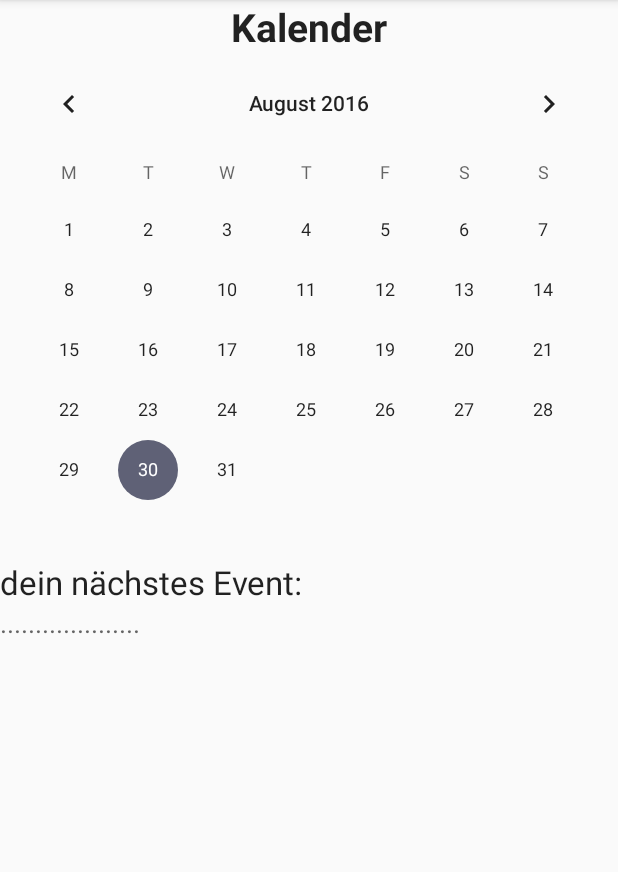
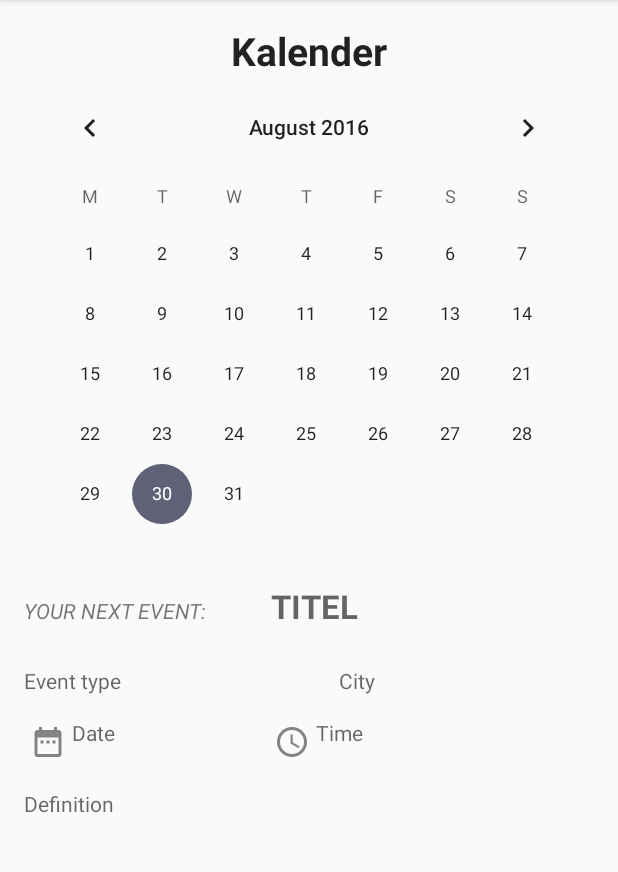
Before and after one commit to KristineWolf/Eventastic, an Android app: the Calendar screen opened directly, with no data from a screen before it, on a phone screen of 412 x 824 dp, the part 84-956 px from its top. Run offline under Robolectric (Android 15) with nearby library versions, the phone set to English and light mode, and no system bars.

Commit message:
- Layout finde ich gut! Können die rotorange Farbe auch in anderen Activies verwenden, damit das stimmig ist - habe bei Date und Time zwei kleine Symbole hinzugefügt. Muss noch richtig positioniert werden. - mir ist aufgefallen, dass in der ersten Zeile eines Events (City und Type) die zwei TextViews nicht gleich groß sind, das linke ist breiter. Konnte aber den Fehler auf die schnelle nicht finden.

```diff
--- a/app/src/main/res/layout/activity_all_informations_of_aparticipating_event.xml
+++ b/app/src/main/res/layout/activity_all_informations_of_aparticipating_event.xml
@@ -55,6 +55,7 @@
             android:layout_width="wrap_content"
             android:layout_height="wrap_content"
             android:hint="Date"
+            android:drawableLeft="@drawable/date"
             android:id="@+id/information_of_participating_event_date"
             android:layout_weight="0.4"/>
 
@@ -62,6 +63,7 @@
             android:layout_width="wrap_content"
             android:layout_height="wrap_content"
             android:hint="Time"
+            android:drawableLeft="@drawable/time"
             android:id="@+id/information_of_participating_event_time"
             android:layout_weight="0.6"/>
     </LinearLayout>
--- a/app/src/main/res/layout/activity_calendar.xml
+++ b/app/src/main/res/layout/activity_calendar.xml
@@ -1,6 +1,10 @@
 <?xml version="1.0" encoding="utf-8"?>
 <RelativeLayout xmlns:android="http://schemas.android.com/apk/res/android"
-    android:layout_width="match_parent" android:layout_height="match_parent">
+    android:layout_width="match_parent" android:layout_height="match_parent"
+    android:paddingBottom="@dimen/activity_vertical_margin"
+    android:paddingLeft="@dimen/activity_horizontal_margin"
+    android:paddingRight="@dimen/activity_horizontal_margin"
+    android:paddingTop="@dimen/activity_vertical_margin">
 
     <TextView
         android:layout_width="match_parent"
@@ -21,25 +25,88 @@
         android:showWeekNumber="true"
         android:layout_centerHorizontal="true" />
 
-    <TextView
-        android:layout_width="wrap_content"
+    <LinearLayout
+        android:layout_width="match_parent"
         android:layout_height="wrap_content"
-        android:textAppearance="?android:attr/textAppearanceLarge"
-        android:text="dein nächstes Event:"
-        android:id="@+id/textView3"
         android:layout_below="@+id/calendarView"
-        android:layout_alignParentLeft="true"
-        android:layout_alignParentStart="true" />
+        android:id="@+id/first_line"
+        android:orientation="horizontal">
+
+        <TextView
+            android:layout_width="wrap_content"
+            android:layout_height="wrap_content"
+            android:text="YOUR NEXT EVENT: "
+            android:textStyle="italic"
+            android:layout_weight="0.2"/>
+
+        <TextView
+            android:layout_width="wrap_content"
+            android:layout_height="wrap_content"
+            android:textAppearance="?android:attr/textAppearanceLarge"
+            android:hint="TITEL"
+            android:id="@+id/information_of_participating_event_title"
+            android:layout_weight="0.8"
+            android:textStyle="bold"/>
+
+
+    </LinearLayout>
+
+
+    <LinearLayout
+        android:orientation="horizontal"
+        android:layout_width="match_parent"
+        android:layout_height="wrap_content"
+        android:layout_below="@+id/first_line"
+        android:id="@+id/linear_layout_1"
+        android:layout_marginTop="25dp">
+
+        <TextView
+            android:layout_width="wrap_content"
+            android:layout_height="wrap_content"
+            android:hint="Event type"
+            android:id="@+id/information_of_participating_event_type"
+            android:layout_weight="0.5"/>
+
+        <TextView
+            android:layout_width="wrap_content"
+            android:layout_height="wrap_content"
+            android:hint="City"
+            android:id="@+id/information_of_participating_event_city"
+            android:layout_weight="0.5"/>
+    </LinearLayout>
+
+    <LinearLayout
+        android:orientation="horizontal"
+        android:layout_width="match_parent"
+        android:layout_height="wrap_content"
+        android:layout_below="@+id/linear_layout_1"
+        android:id="@+id/linear_layout_2"
+        android:layout_marginTop="15dp">
+
+        <TextView
+            android:layout_width="wrap_content"
+            android:layout_height="wrap_content"
+            android:hint="Date"
+            android:drawableLeft="@drawable/date"
+            android:id="@+id/information_of_participating_event_date"
+            android:layout_weight="0.4"/>
+
+        <TextView
+            android:layout_width="wrap_content"
+            android:layout_height="wrap_content"
+            android:hint="Time"
+            android:drawableLeft="@drawable/time"
+            android:id="@+id/information_of_participating_event_time"
+            android:layout_weight="0.6"/>
+    </LinearLayout>
 
     <TextView
-        android:layout_width="wrap_content"
+        android:layout_width="match_parent"
         android:layout_height="wrap_content"
-        android:textAppearance="?android:attr/textAppearanceMedium"
-        android:text="...................."
-        android:id="@+id/textView4"
-        android:layout_below="@+id/textView3"
-        android:layout_alignParentLeft="true"
-        android:layout_alignParentStart="true" />
+        android:hint="Definition"
+        android:id="@+id/information_of_participating_event_definition"
+        android:layout_below="@+id/linear_layout_2"
+        android:layout_marginTop="15dp" />
 
 
 </RelativeLayout>
--- a/app/src/main/res/values/strings.xml
+++ b/app/src/main/res/values/strings.xml
@@ -49,7 +49,6 @@
 
     <!-- Strings für SettingsActivity -->
     <string name="about_this_App">About this App</string>
-    <string name="about_this_app_title">Hi there!</string>
     <string name="about_this_app_text">This app is called EVENTASTIC. Once used it, you will never want to do without it again.</string>
 
     <!-- Strings für CalenderActivity -->
```
Also changed, not shown: app/src/main/res/layout/activity_all_informations_of_an_event.xml (+8 -4 lines), app/src/main/res/layout/activity_explanation.xml (+20 -7 lines), app/src/main/res/drawable-hdpi/date.png (added), app/src/main/res/drawable-hdpi/time.png (added), app/src/main/res/drawable-mdpi/date.png (added), app/src/main/res/drawable-mdpi/time.png (added), app/src/main/res/drawable-xhdpi/date.png (added), app/src/main/res/drawable-xhdpi/time.png (added), app/src/main/res/drawable-xxhdpi/date.png (added), app/src/main/res/drawable-xxhdpi/time.png (added).
